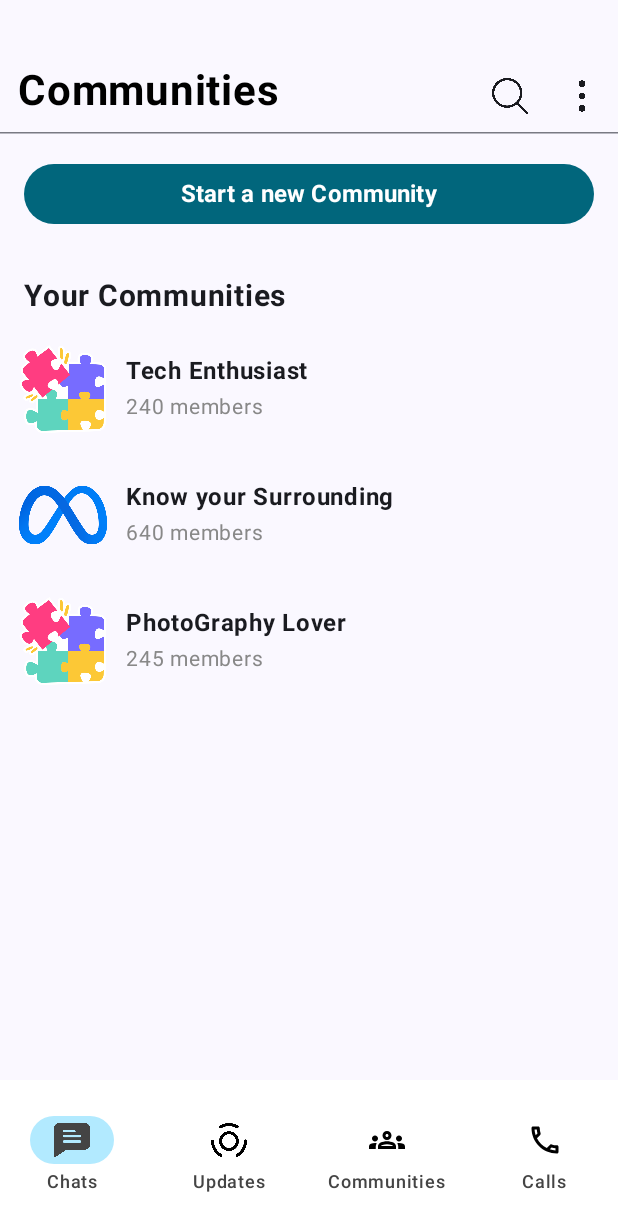
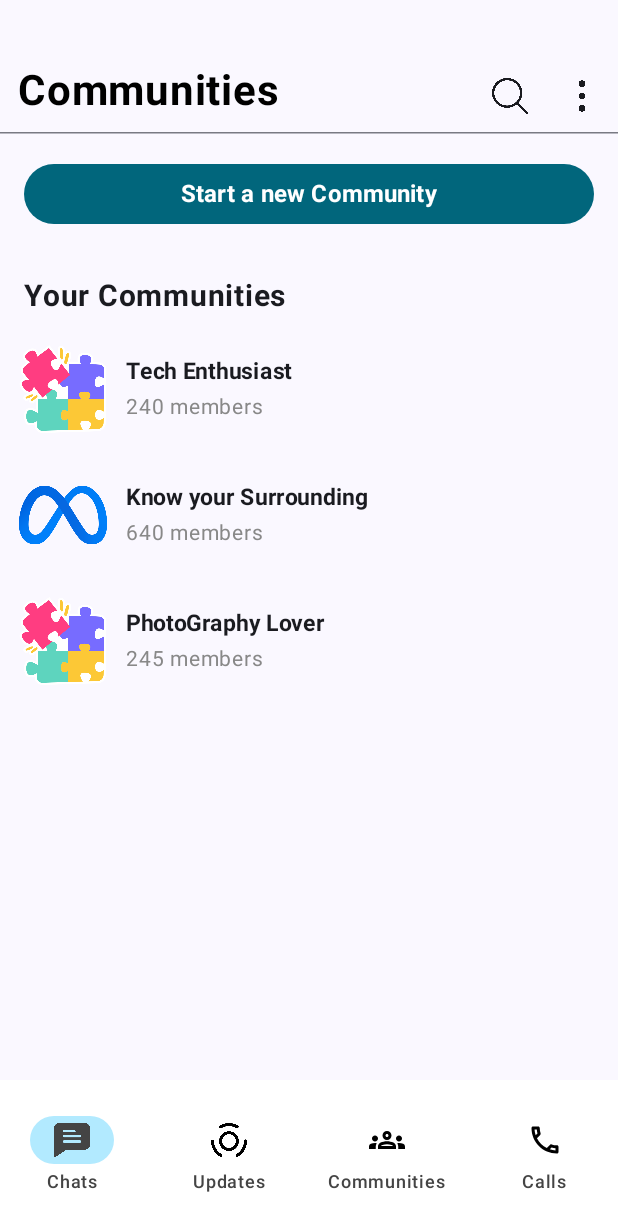
Before and after one commit to prashantshukla01/Talksy, an Android app built with Jetpack Compose: the communitiesScreen screen opened through its navigation route, item 3 of the bottom bar chosen, on a phone screen of 412 x 824 dp. Shown: the top 1231 px of the screen. Run offline under Robolectric (Android 15) with nearby library versions, the phone set to English and light mode, and no system bars; our stand-ins replace Dagger/Hilt's generated code, Firebase (no records; nobody signed in at launch, a user with empty details on screens opened directly); 1 statement that could not run was skipped.

Commit message:
bugs fixed

```diff
--- a/app/src/main/java/com/insanoid/whatsapp/presentation/communities/CommunityItemDesign.kt
+++ b/app/src/main/java/com/insanoid/whatsapp/presentation/communities/CommunityItemDesign.kt
@@ -32,7 +32,7 @@ fun CommunityItemDesign(communities: Communities){
         Spacer(modifier = Modifier.width(12.dp))
 
         Column {
-            Text(text = communities.name, fontWeight = FontWeight.Bold, fontSize = 16.sp)
+            Text(text = communities.name, fontWeight = FontWeight.Bold, fontSize = 15.sp)
             Text(text = communities.memberCount, fontSize = 14.sp, color = Color.Gray)
 
         }
```
